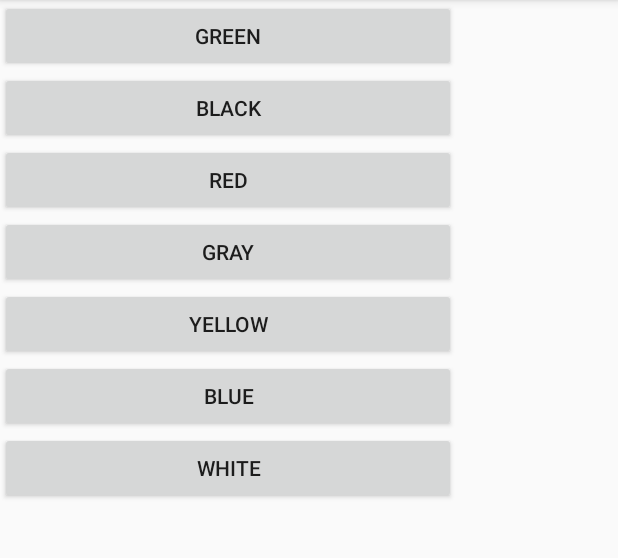
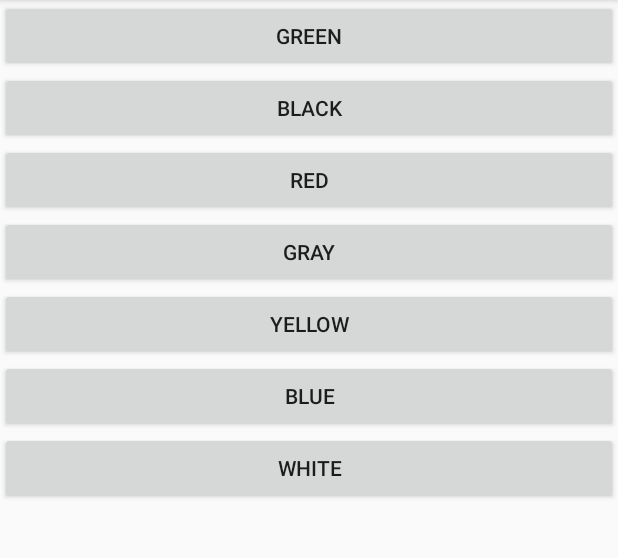
Before and after one commit to ButchenkoOleg/RainbowClick, an Android app: the screen it shows after launch (MainActivity), on a phone screen of 412 x 824 dp, the part 84-642 px from its top. Run offline under Robolectric (Android 15) with nearby library versions, the phone set to English and light mode, and no system bars.

Commit message:
change to linearLayout

```diff
--- a/app/src/main/res/layout/activity_main.xml
+++ b/app/src/main/res/layout/activity_main.xml
@@ -1,21 +1,15 @@
 <?xml version="1.0" encoding="utf-8"?>
-<android.support.constraint.ConstraintLayout xmlns:android="http://schemas.android.com/apk/res/android"
-    xmlns:app="http://schemas.android.com/apk/res-auto"
-    xmlns:tools="http://schemas.android.com/tools"
+<LinearLayout xmlns:android="http://schemas.android.com/apk/res/android"
     android:layout_width="match_parent"
     android:layout_height="match_parent"
-    tools:context="com.example.oleg.myapplication.MainActivity"
-    tools:layout_editor_absoluteX="0dp"
-    tools:layout_editor_absoluteY="81dp">
+    android:orientation="vertical">
 
 
     <LinearLayout
         android:id="@+id/linLay"
-        android:layout_width="304dp"
-        android:layout_height="495dp"
-        android:orientation="vertical"
-        tools:layout_editor_absoluteX="8dp"
-        tools:layout_editor_absoluteY="8dp">
+        android:layout_width="match_parent"
+        android:layout_height="match_parent"
+        android:orientation="vertical">
 
         <Button
             android:id="@+id/btnGreen"
@@ -66,4 +60,4 @@
             android:onClick="clickBtn"
             android:text="White" />
     </LinearLayout>
-</android.support.constraint.ConstraintLayout>
+</LinearLayout>
```
